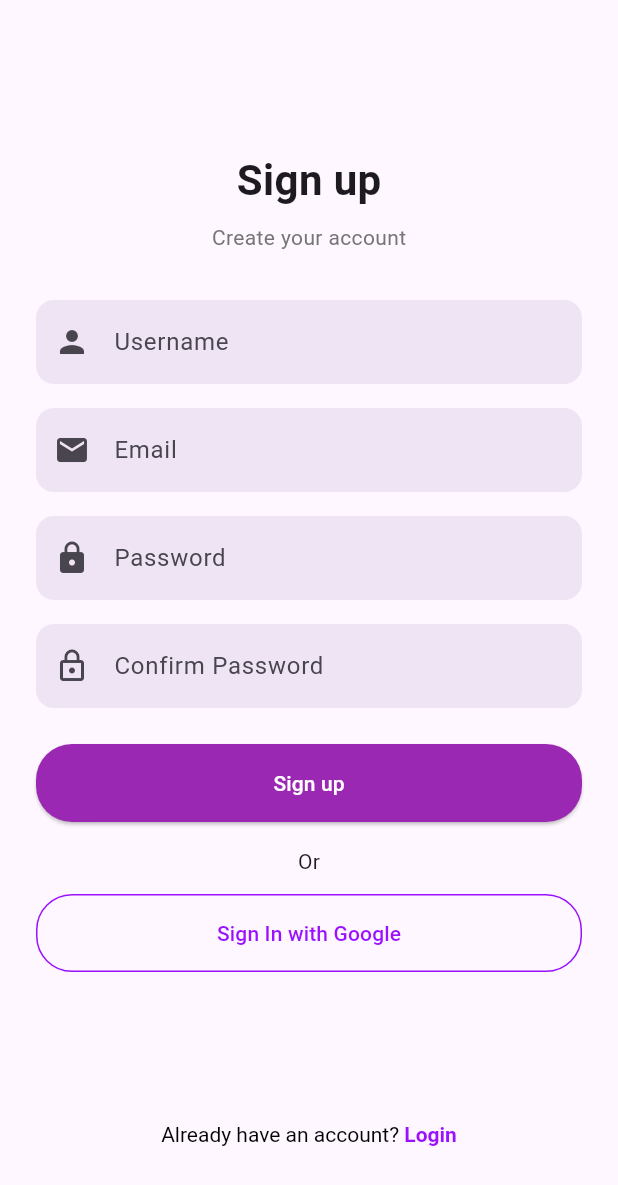
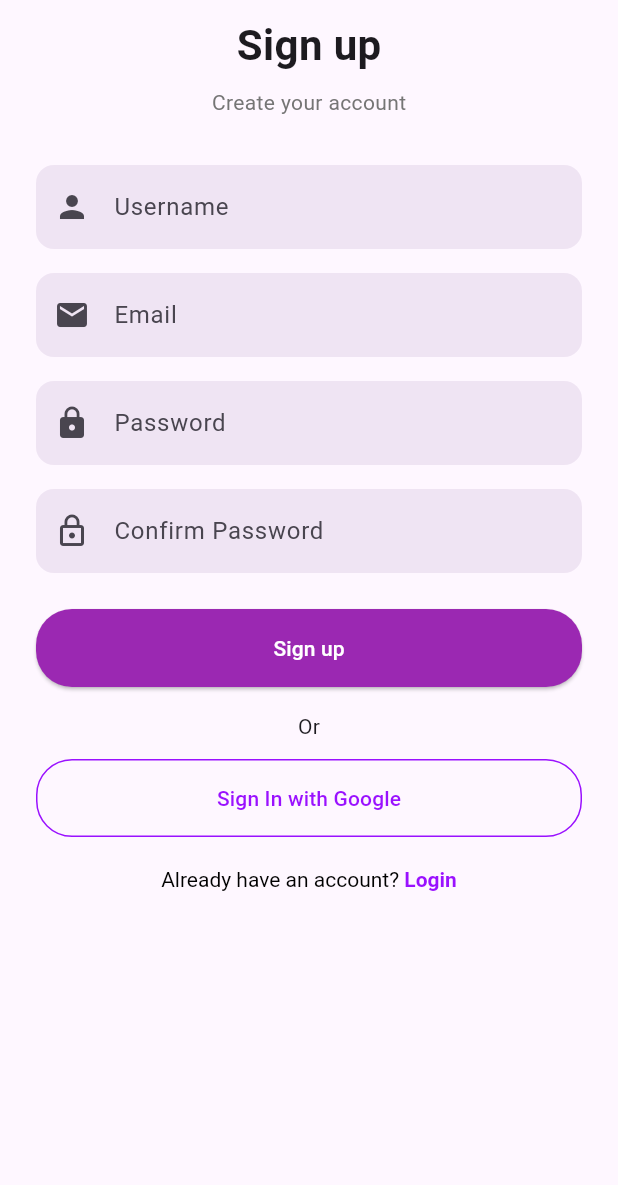
Before and after one commit to moaz-abdeltawab92/ITI_Auth, a Flutter app: the SignupScreen screen opened directly, on a phone screen of 412 x 824 dp. Shown: the top 1185 px of the screen. Run offline on Flutter 3.47's test engine with Material 3 defaults, Android fonts, the phone set to English and light mode, and no system bars.

Commit message:
refactor signup page layout and improve text field styling

```diff
--- a/lib/sign_up_page.dart
+++ b/lib/sign_up_page.dart
@@ -9,10 +9,11 @@ class SignupScreen extends StatelessWidget {
       body: SafeArea(
         child: Padding(
           padding: const EdgeInsets.symmetric(horizontal: 24),
+          child: SingleChildScrollView(
             child: Column(
               mainAxisAlignment: MainAxisAlignment.center,
               children: [
-              SizedBox(height: 60),
+                SizedBox(height: 10),
                 Text(
                   'Sign up',
                   style: TextStyle(fontSize: 28, fontWeight: FontWeight.bold),
@@ -88,7 +89,10 @@ class SignupScreen extends StatelessWidget {
                       ),
                       padding: EdgeInsets.symmetric(vertical: 16),
                     ),
-                  child: Text('Sign up', style: TextStyle(color: Colors.white)),
+                    child: Text(
+                      'Sign up',
+                      style: TextStyle(color: Colors.white),
+                    ),
                   ),
                 ),
                 SizedBox(height: 16),
@@ -109,7 +113,8 @@ class SignupScreen extends StatelessWidget {
                     child: Text('Sign In with Google'),
                   ),
                 ),
-              SizedBox(height: 100),
+                SizedBox(height: 20),
+
                 Center(
                   child: GestureDetector(
                     onTap: () {
@@ -137,6 +142,7 @@ class SignupScreen extends StatelessWidget {
             ),
           ),
         ),
+      ),
     );
   }
 }
```
Lines whose indentation alone changed are shown as unchanged.
